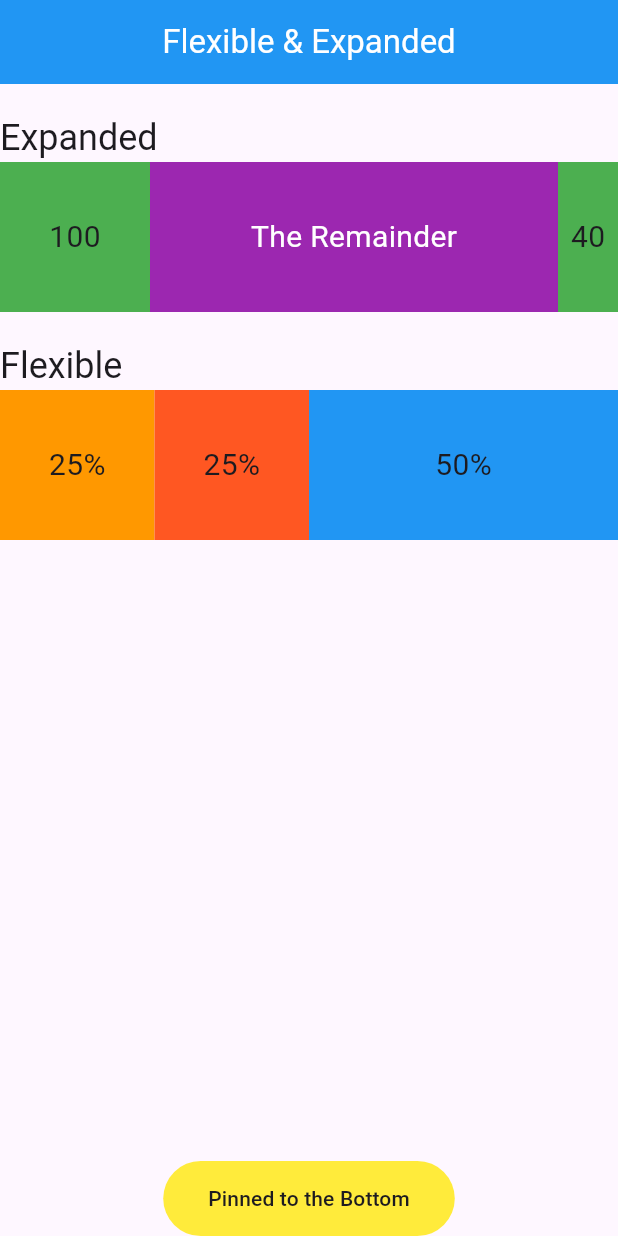
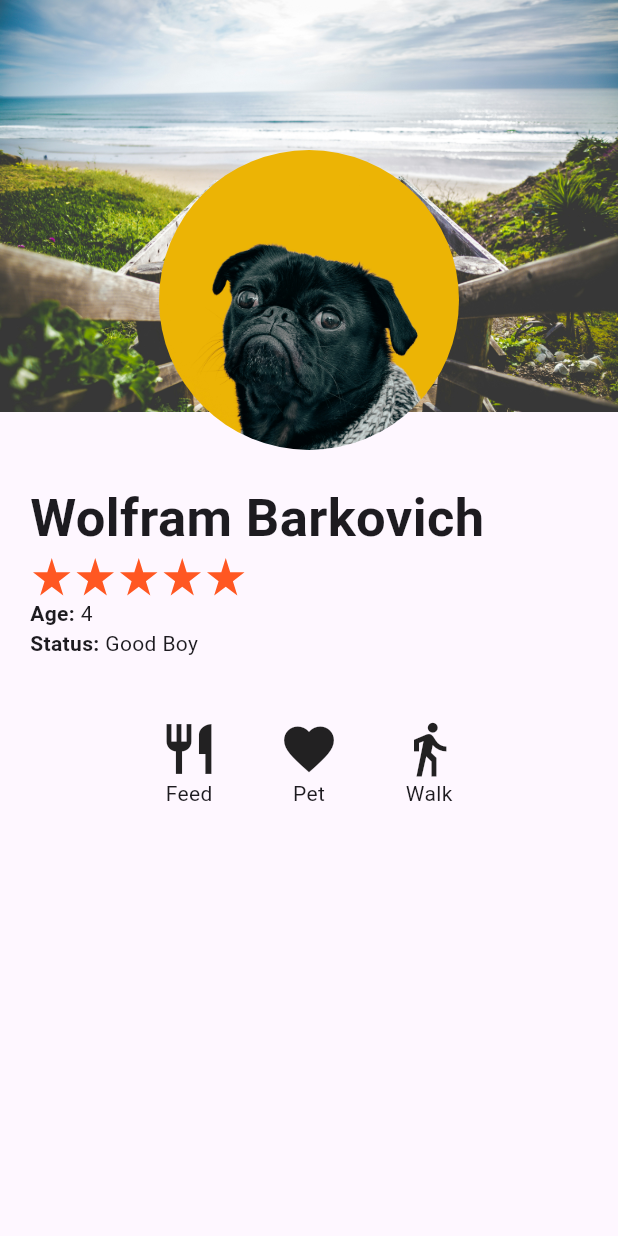
Before and after one commit to MD-DILDAR-MANDAL/learn_flutter, a Flutter app: the screen it shows after launch, on a phone screen of 412 x 824 dp. Run offline on Flutter 3.47's test engine with Material 3 defaults, Android fonts, the phone set to English and light mode, and no system bars.

Commit message:
draw shape with custom paint

```diff
--- a/lib/flex_screen.dart
+++ /dev/null
@@ -1,134 +0,0 @@
-import 'package:flutter/material.dart';
-import './labeled_container.dart';
-
-class FlexScreen extends StatelessWidget {
-  const FlexScreen({super.key});
-
-  @override
-  Widget build(BuildContext context) {
-    return Scaffold(
-      appBar: AppBar(
-        title: const Text('Flexible & Expanded'),
-        centerTitle: true,
-        foregroundColor: Colors.white,
-        backgroundColor: Colors.blue,
-      ),
-      body: SafeArea(
-        child: Column(
-          crossAxisAlignment: CrossAxisAlignment.start,
-          children: [
-            ..._header(context,'Expanded'),
-            const DemoExpanded(),
-            ..._header(context,'Flexible'),
-            const DemoFlexible(),
-            const Expanded(
-              child:Spacer(),
-            ),
-            const DemoFooter()
-          ],
-        ),
-      ),
-    );
-  }
-  Iterable<Widget>_header(BuildContext context, String text){
-    return[
-      const SizedBox(height: 20,),
-      Text(
-        text,
-        style: Theme.of(context).textTheme.headlineSmall,
-      ),
-    ];
-  }
-}
-
-class DemoExpanded extends StatelessWidget {
-  const DemoExpanded({super.key});
-
-  @override
-  Widget build(BuildContext context) {
-    return SizedBox(
-      height: 100,
-      child: Row(
-        children:const [
-          LabeledContainer(
-            width: 100,
-            color: Colors.green,
-            text: '100',
-          ),
-          Expanded(
-            child: LabeledContainer(
-              color: Colors.purple,
-              text: 'The Remainder',
-              textColor: Colors.white,
-              ),
-            ),
-          LabeledContainer(
-            width: 40,
-            color:Colors.green,
-            text: '40',
-          )
-        ],
-      ),
-    );
-  }
-}
-
-class DemoFlexible extends StatelessWidget {
-  const DemoFlexible({super.key});
-
-  @override
-  Widget build(BuildContext context) {
-    return SizedBox(
-      height: 100,
-      child: Row(
-        children: const[
-          Flexible(
-            flex: 1,
-            child: LabeledContainer(
-              color: Colors.orange,
-              text: '25%',
-            ),
-          ),
-          Flexible(
-            flex: 1,
-            child: LabeledContainer(
-              color: Colors.deepOrange,
-              text: '25%',
-            ),
-          ),
-          Flexible(
-            flex: 2,
-            child: LabeledContainer(
-              color: Colors.blue,
-              text: '50%',
-            ),
-          )
-        ],
-      ),
-    );
-  }
-}
-
-class DemoFooter extends StatelessWidget {
-  const DemoFooter({super.key});
-
-  @override
-  Widget build(BuildContext context) {
-    return Center(
-      child: Container(
-        decoration: BoxDecoration(
-          color: Colors.yellow,
-          borderRadius: BorderRadius.circular(40),
-        ),
-        padding: const EdgeInsets.symmetric(
-          vertical: 15.0,
-          horizontal: 30,
-        ),
-        child: Text(
-          'Pinned to the Bottom',
-          style: Theme.of(context).textTheme.titleSmall,
-          ),
-      ),
-    );
-  }
-}
--- a/lib/labeled_container.dart
+++ /dev/null
@@ -1,36 +0,0 @@
-import 'package:flutter/material.dart';
-
-class LabeledContainer extends StatelessWidget {
-
-  const LabeledContainer({
-    required this.text,
-    this.width,
-    this.height = double.infinity,
-    this.color,
-    this.textColor,
-    super.key,
-  });
-
-  final String text;
-  final double?width;
-  final double?height;
-  final Color? color;
-  final Color? textColor;
-
-  @override
-  Widget build(BuildContext context) {
-    return Container(
-      width: width,
-      height: height,
-      color: color,
-      alignment: Alignment.center,
-      child: Text(
-        text,
-        style: TextStyle(
-          color: textColor,
-          fontSize: 20,
-        ),
-      ),
-    );
-  }
-}
--- a/lib/main.dart
+++ b/lib/main.dart
@@ -1,6 +1,5 @@
 import 'package:flutter/material.dart';
-import 'package:learn_flutter/flex_screen.dart';
-
+import 'profile_screen.dart';
 void main() {
   runApp(const MyApp());
 }
@@ -15,7 +14,7 @@ class MyApp extends StatelessWidget {
       theme: ThemeData(
         colorScheme: ColorScheme.fromSeed(seedColor: Colors.deepPurple),
       ),
-      home: const FlexScreen(),
+      home: const ProfileScreen(),
 
     );
   }
--- /dev/null
+++ b/lib/profile_screen.dart
@@ -0,0 +1,106 @@
+import 'package:flutter/material.dart';
+import './star.dart';
+
+class ProfileScreen extends StatelessWidget {
+  const ProfileScreen({super.key});
+
+  @override
+  Widget build(BuildContext context) {
+    return Scaffold(
+      body: Stack(
+        children: [
+          Image.asset('assets/beach.jpg'),
+          Transform.translate(
+            offset: const Offset(0, 100),
+            child:Column(
+              children: [
+                ProfileImage(),
+                ProfileDetails(),
+                ProfileActions(),
+              ],
+            )
+          ),
+        ]),
+    );
+  }
+}
+
+class ProfileImage extends StatelessWidget {
+  const ProfileImage({super.key});
+
+  @override
+  Widget build(BuildContext context) {
+    return ClipOval(
+      child: Image.asset(
+        width: 200,
+        height: 200,
+        'assets/dog.jpg',
+        fit:BoxFit.fitWidth,
+      ),
+    );
+  }
+}
+
+class ProfileDetails extends StatelessWidget {
+  const ProfileDetails({super.key});
+
+  @override
+  Widget build(BuildContext context) {
+    return Padding(
+      padding: const EdgeInsets.all(20.0) ,
+      child: Column(
+        crossAxisAlignment: CrossAxisAlignment.start,
+        children: [
+          const Text(
+            'Wolfram Barkovich',
+            style: TextStyle(fontSize: 35,fontWeight: FontWeight.w600),
+          ),
+          const StarRating(
+            value: 5,
+            ),
+          _buildDetailsRow('Age',' 4'),
+          _buildDetailsRow('Status',' Good Boy'),
+        ],
+      ),
+    );
+  }
+  Widget _buildDetailsRow(String heading,String value){
+    return Row(
+      children:[
+        Text(
+          '$heading:',
+          style: const TextStyle(fontWeight: FontWeight.bold),
+        ),
+        Text(value),
+      ],
+    );
+  }
+}
+
+
+class ProfileActions extends StatelessWidget {
+  const ProfileActions({super.key});
+
+  @override
+  Widget build(BuildContext context) {
+    return Row(
+      mainAxisAlignment: MainAxisAlignment.center,
+      children: [
+        _buildIcon(Icons.restaurant,'Feed'),
+        _buildIcon(Icons.favorite,'Pet'),
+        _buildIcon(Icons.directions_walk,'Walk'),
+      ],
+    );
+  }
+  Widget _buildIcon(IconData icon, String text){
+    return Padding(
+      padding: const EdgeInsets.all(20.0),
+      child:Column(
+        children:<Widget>[
+          Icon(icon, size:40),
+          Text(text),
+        ],
+      ),
+    );
+  }
+}
--- /dev/null
+++ b/lib/star.dart
@@ -0,0 +1,77 @@
+import 'package:flutter/material.dart';
+
+class Star extends StatelessWidget {
+  const Star({required this.color, required this.size, super.key});
+  final Color color;
+  final double size;
+
+  @override
+  Widget build(BuildContext context) {
+    return SizedBox(
+      width: size,
+      height: size,
+      child: CustomPaint(
+        painter: _StarPainter(color),
+      ),
+    );
+  }
+}
+
+class _StarPainter extends CustomPainter{
+  _StarPainter(this.color);
+
+  final Color color;
+
+  @override
+  void paint(Canvas canvas, Size size){
+    final paint = Paint()..color = color;
+    final path = Path()
+      ..moveTo(size.width * 0.5, 0)
+      ..lineTo(size.width * 0.618, size.height * 0.382)
+      ..lineTo(size.width, size.height * 0.382)
+      ..lineTo(size.width * 0.691, size.height * 0.618)
+      ..lineTo(size.width * 0.809, size.height)
+      ..lineTo(size.width * 0.5, size.height * 0.7639)
+      ..lineTo(size.width * 0.191, size.height)
+      ..lineTo(size.width * 0.309, size.height * 0.618)
+      ..lineTo(size.width * 0.309, size.height * 0.618)
+      ..lineTo(0, size.height * 0.382)
+      ..lineTo(size.width * 0.382, size.height * 0.382)
+      ..close();
+    canvas.drawPath(path,paint);
+  }
+
+  @override
+  bool shouldRepaint(CustomPainter oldDelegate){
+    return false;
+  }
+}
+
+
+class StarRating extends StatelessWidget {
+  const StarRating ({
+    super.key,
+    required this. value,
+    this.color = Colors.deepOrange,
+    this.starSize = 25,
+  });
+
+  final Color color;
+  final int value;
+  final double starSize;
+  @override
+  Widget build(BuildContext context) {
+    return Row(
+      children: List.generate(
+        value,
+        (_) => Padding(
+          padding: const EdgeInsets.all(2.0),
+          child: Star(
+            color: color,
+            size: starSize,
+          ),
+        ),
+      ),
+    );
+  }
+}
```
Also changed, not shown: pubspec.yaml (+2 -48 lines), assets/beach.jpg (added), assets/dog.jpg (added).
